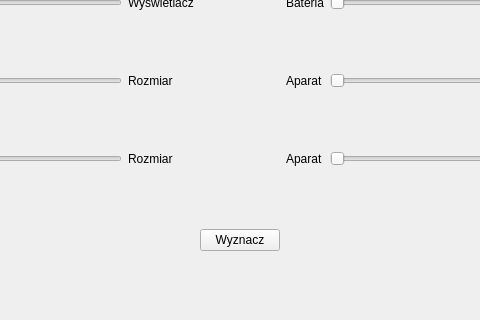
Above: ahpwindow.ui from anonim1133/AHP before the change; both pictures show x 135 to 615 and y 248 to 568 of the 721 by 568 pixel window. Below: the same form after it.
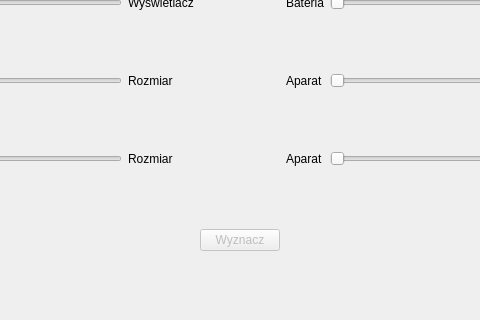
That is the form after the change.

```diff
--- a/ahpwindow.ui
+++ b/ahpwindow.ui
@@ -353,6 +353,9 @@
     </item>
     <item row="6" column="3">
      <widget class="QPushButton" name="pushButton">
+      <property name="enabled">
+       <bool>false</bool>
+      </property>
       <property name="text">
        <string>Wyznacz</string>
       </property>
```
Left out of the diff: 2 changed lines with no effect on the pictures.
